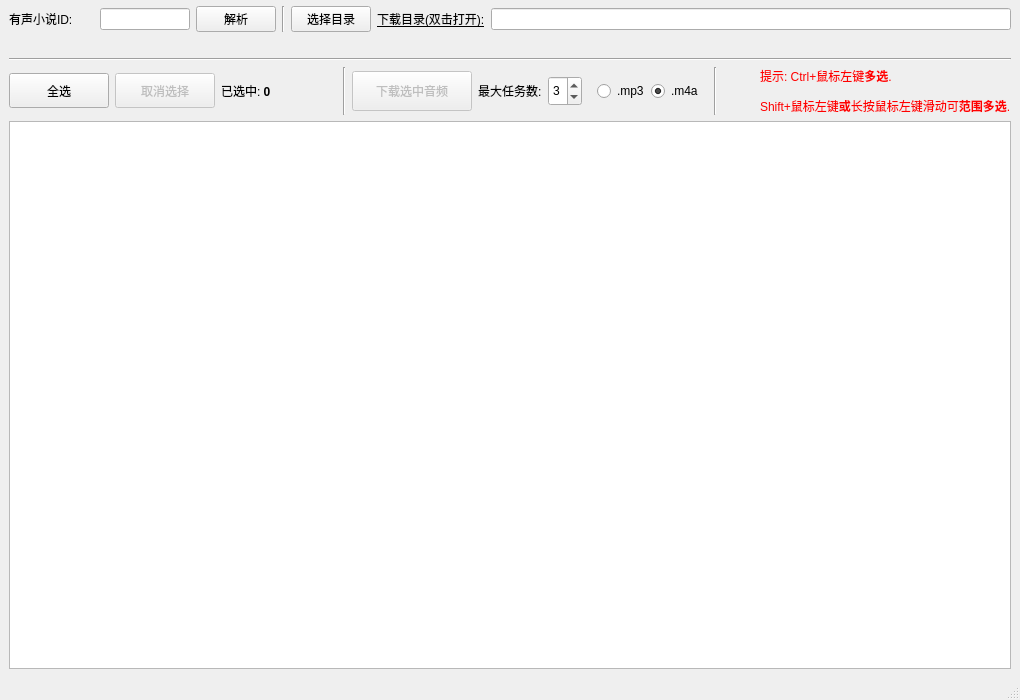
Above: ui/mainwindow.ui from jing332/xmly-downloader-qt5 before the change. Below: the same form after it.
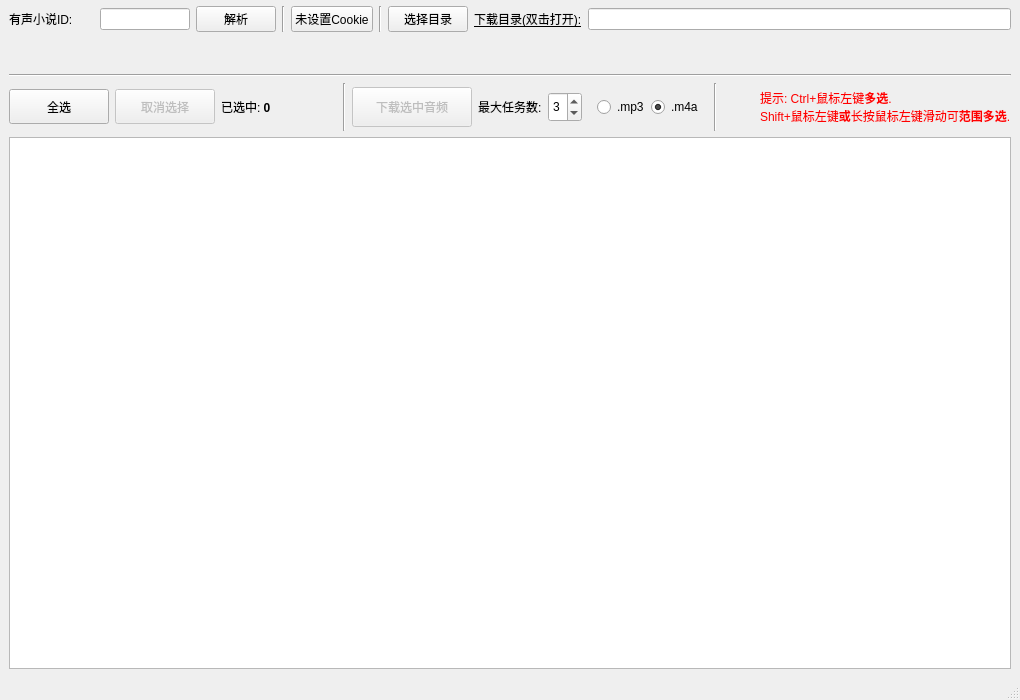
That is the form after the change. Icons and pictures are not drawn.

```diff
--- a/ui/mainwindow.ui
+++ b/ui/mainwindow.ui
@@ -95,6 +95,20 @@
         </property>
        </widget>
       </item>
+      <item>
+       <widget class="QPushButton" name="cookieBtn">
+        <property name="text">
+         <string>未设置Cookie</string>
+        </property>
+       </widget>
+      </item>
+      <item>
+       <widget class="Line" name="line_5">
+        <property name="orientation">
+         <enum>Qt::Vertical</enum>
+        </property>
+       </widget>
+      </item>
       <item>
        <widget class="QPushButton" name="selectDirBtn">
         <property name="enabled">
@@ -132,11 +146,17 @@
       <item>
        <widget class="QLabel" name="titleLabel">
         <property name="sizePolicy">
-         <sizepolicy hsizetype="Expanding" vsizetype="Preferred">
+         <sizepolicy hsizetype="Expanding" vsizetype="Minimum">
           <horstretch>0</horstretch>
           <verstretch>0</verstretch>
          </sizepolicy>
         </property>
+        <property name="minimumSize">
+         <size>
+          <width>0</width>
+          <height>30</height>
+         </size>
+        </property>
         <property name="text">
          <string/>
         </property>
@@ -268,7 +288,7 @@
          <number>1</number>
         </property>
         <property name="maximum">
-         <number>8</number>
+         <number>5</number>
         </property>
         <property name="value">
          <number>3</number>
@@ -339,7 +359,7 @@
         </property>
        </spacer>
       </item>
-      <item>
+      <item alignment="Qt::AlignRight">
        <widget class="QLabel" name="label">
         <property name="minimumSize">
          <size>
@@ -358,7 +378,7 @@
 font: 9pt &quot;微软雅黑&quot;;</string>
         </property>
         <property name="text">
-         <string>&lt;html&gt;&lt;head/&gt;&lt;body&gt;&lt;p&gt;&lt;span style=&quot; font-size:9pt;&quot;&gt;提示: Ctrl+鼠标左键&lt;/span&gt;&lt;span style=&quot; font-size:9pt; font-weight:600;&quot;&gt;多选&lt;/span&gt;&lt;span style=&quot; font-size:9pt;&quot;&gt;. &lt;/span&gt;&lt;/p&gt;&lt;p&gt;&lt;span style=&quot; font-size:9pt;&quot;&gt;Shift+鼠标左键&lt;/span&gt;&lt;span style=&quot; font-size:9pt; font-weight:600;&quot;&gt;或&lt;/span&gt;&lt;span style=&quot; font-size:9pt;&quot;&gt;长按鼠标左键滑动可&lt;/span&gt;&lt;span style=&quot; font-size:9pt; font-weight:600;&quot;&gt;范围多选&lt;/span&gt;&lt;span style=&quot; font-size:9pt;&quot;&gt;.&lt;/span&gt;&lt;/p&gt;&lt;/body&gt;&lt;/html&gt;</string>
+         <string>&lt;html&gt;&lt;head/&gt;&lt;body&gt;&lt;p&gt;提示: Ctrl+鼠标左键&lt;span style=&quot; font-weight:600;&quot;&gt;多选&lt;/span&gt;. &lt;br/&gt;Shift+鼠标左键&lt;span style=&quot; font-weight:600;&quot;&gt;或&lt;/span&gt;长按鼠标左键滑动可&lt;span style=&quot; font-weight:600;&quot;&gt;范围多选&lt;/span&gt;.&lt;/p&gt;&lt;/body&gt;&lt;/html&gt;</string>
         </property>
        </widget>
       </item>
```
Left out of the diff: 4 changed lines with no effect on the pictures.
